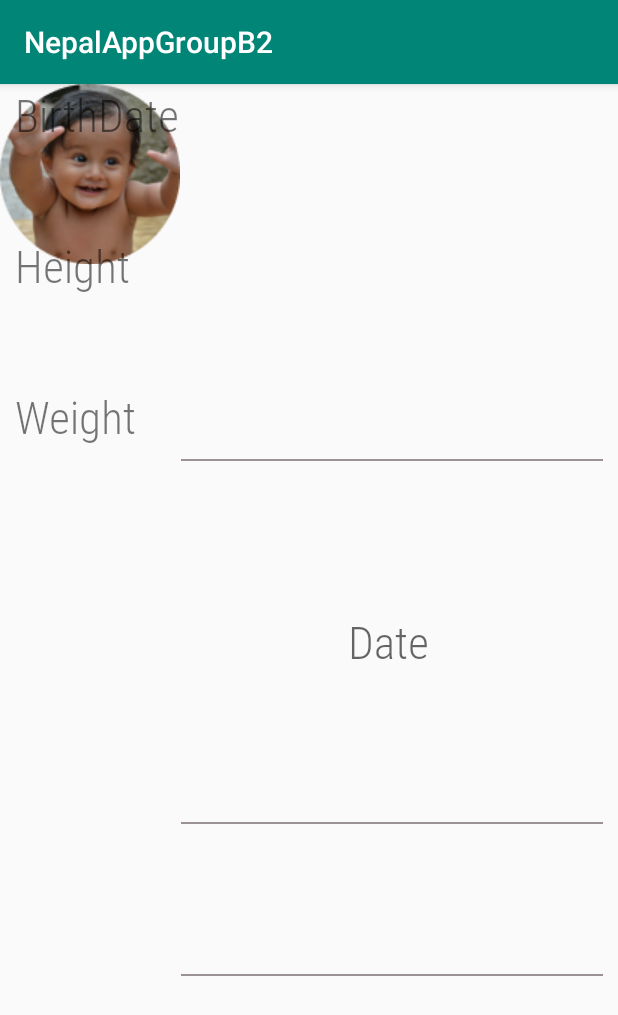
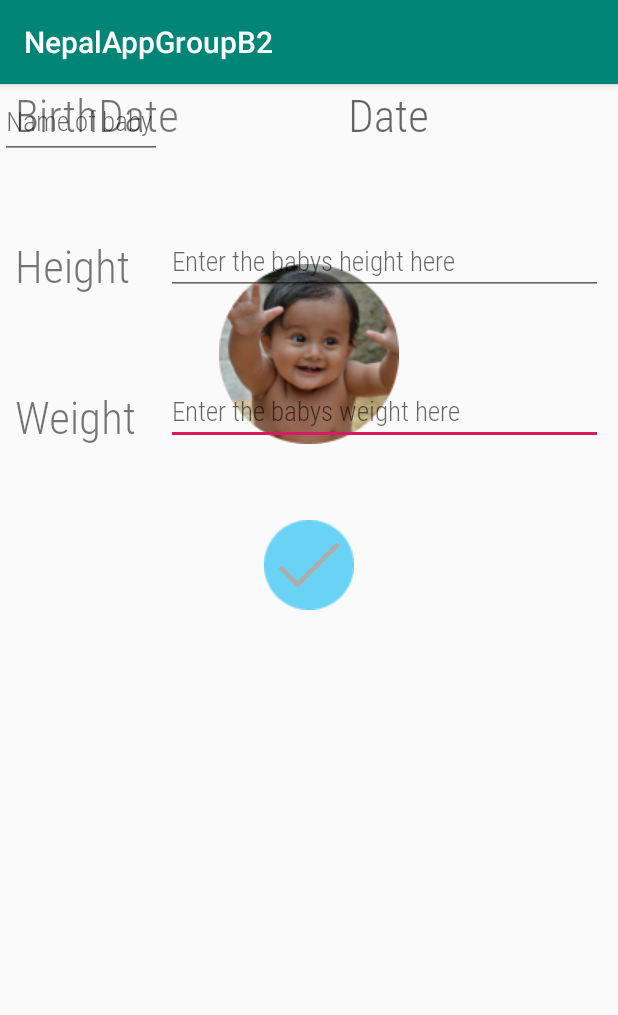
Before and after one commit to SorenKlose/NepalAppGroupB2, an Android app: the screen it shows after launch (ProfileActivity), on a phone screen of 412 x 824 dp. Shown: the top 1015 px of the screen. Run offline under Robolectric (Android 15) with nearby library versions, the phone set to English and light mode, and no system bars.

Commit message:
layout ændringer + tilføjelser

```diff
--- a/app/src/main/res/layout/activity_main.xml
+++ b/app/src/main/res/layout/activity_main.xml
@@ -6,59 +6,27 @@
     android:layout_height="match_parent"
     tools:context=".ProfileActivity">
 
-    <ImageView
-        android:id="@+id/imageView3"
-        android:layout_width="wrap_content"
-        android:layout_height="wrap_content"
-        android:layout_marginTop="250dp"
-        android:layout_marginEnd="10dp"
-        android:layout_marginRight="10dp"
-        android:src="@drawable/line"
-        app:layout_constraintEnd_toEndOf="parent"
-        app:layout_constraintTop_toTopOf="parent" />
-
     <TextView
         android:id="@+id/tvDate"
         android:layout_width="wrap_content"
         android:layout_height="wrap_content"
         android:layout_marginStart="232dp"
         android:layout_marginLeft="232dp"
-        android:layout_marginTop="100dp"
         android:hint="Date"
         android:textSize="30dp"
         app:fontFamily="@font/roboto_condensed_light"
         app:layout_constraintStart_toStartOf="parent"
-        app:layout_constraintTop_toBottomOf="@+id/imageView3" />
+        tools:layout_editor_absoluteY="351dp" />
 
     <ImageView
         android:id="@+id/imageView"
         android:layout_width="wrap_content"
         android:layout_height="wrap_content"
+        android:layout_marginTop="120dp"
         android:src="@drawable/profilepicture"
-        tools:layout_editor_absoluteX="-3dp"
-        tools:layout_editor_absoluteY="143dp" />
-
-    <ImageView
-        android:id="@+id/imageView4"
-        android:layout_width="wrap_content"
-        android:layout_height="wrap_content"
-        android:layout_marginTop="100dp"
-        android:layout_marginEnd="10dp"
-        android:layout_marginRight="10dp"
-        android:src="@drawable/line"
         app:layout_constraintEnd_toEndOf="parent"
-        app:layout_constraintTop_toBottomOf="@+id/tvDate" />
-
-    <ImageView
-        android:id="@+id/imageView5"
-        android:layout_width="wrap_content"
-        android:layout_height="wrap_content"
-        android:layout_marginTop="100dp"
-        android:layout_marginEnd="10dp"
-        android:layout_marginRight="10dp"
-        android:src="@drawable/line"
-        app:layout_constraintEnd_toEndOf="parent"
-        app:layout_constraintTop_toBottomOf="@+id/imageView4" />
+        app:layout_constraintStart_toStartOf="parent"
+        app:layout_constraintTop_toTopOf="parent" />
 
     <TextView
         android:id="@+id/tvBirthDate"
@@ -98,4 +66,60 @@
         app:layout_constraintStart_toStartOf="parent"
         app:layout_constraintTop_toBottomOf="@+id/tvBirthDate" />
 
+    <EditText
+        android:id="@+id/plain_text_input"
+        android:layout_width="291dp"
+        android:layout_height="40dp"
+        android:layout_marginTop="60dp"
+        android:layout_marginEnd="10dp"
+        android:layout_marginRight="10dp"
+        android:hint="Enter the babys weight here"
+        android:inputType="text"
+        app:fontFamily="@font/roboto_condensed_light"
+        app:layout_constraintEnd_toEndOf="parent"
+        app:layout_constraintTop_toBottomOf="@+id/plain_text_input2" />
+
+    <EditText
+        android:id="@+id/plain_text_input2"
+        android:layout_width="291dp"
+        android:layout_height="40dp"
+        android:layout_marginTop="60dp"
+        android:layout_marginEnd="10dp"
+        android:layout_marginRight="10dp"
+        android:hint="Enter the babys height here"
+        android:inputType="text"
+        app:fontFamily="@font/roboto_condensed_light"
+        app:layout_constraintEnd_toEndOf="parent"
+        app:layout_constraintTop_toBottomOf="@+id/tvDate" />
+
+    <EditText
+        android:id="@+id/plain_text_input3"
+        android:layout_width="108dp"
+        android:layout_height="50dp"
+        android:hint="Name of baby"
+        android:inputType="text"
+        app:fontFamily="@font/roboto_condensed_light"
+        tools:layout_editor_absoluteX="151dp"
+        tools:layout_editor_absoluteY="264dp" />
+
+    <ImageView
+        android:id="@+id/imageView9"
+        android:layout_width="wrap_content"
+        android:layout_height="wrap_content"
+        android:layout_marginTop="50dp"
+        android:src="@drawable/elipse"
+        app:layout_constraintEnd_toEndOf="parent"
+        app:layout_constraintStart_toStartOf="parent"
+        app:layout_constraintTop_toBottomOf="@+id/plain_text_input" />
+
+    <ImageView
+        android:id="@+id/imageView7"
+        android:layout_width="48dp"
+        android:layout_height="40dp"
+        android:layout_marginTop="10dp"
+        android:src="@drawable/tick1"
+        app:layout_constraintEnd_toEndOf="parent"
+        app:layout_constraintStart_toStartOf="parent"
+        app:layout_constraintTop_toTopOf="@+id/imageView9" />
+
 </androidx.constraintlayout.widget.ConstraintLayout>
```
Also changed, not shown: app/src/main/res/drawable/Ellipse.jpg (added), app/src/main/res/drawable/elipse.png (added), app/src/main/res/drawable/tick.svg (added), app/src/main/res/drawable/tick1.png (added).
